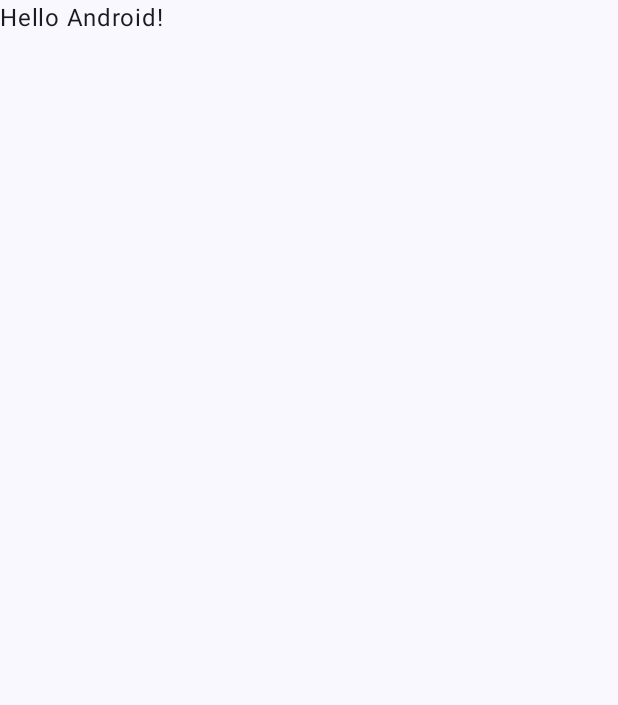
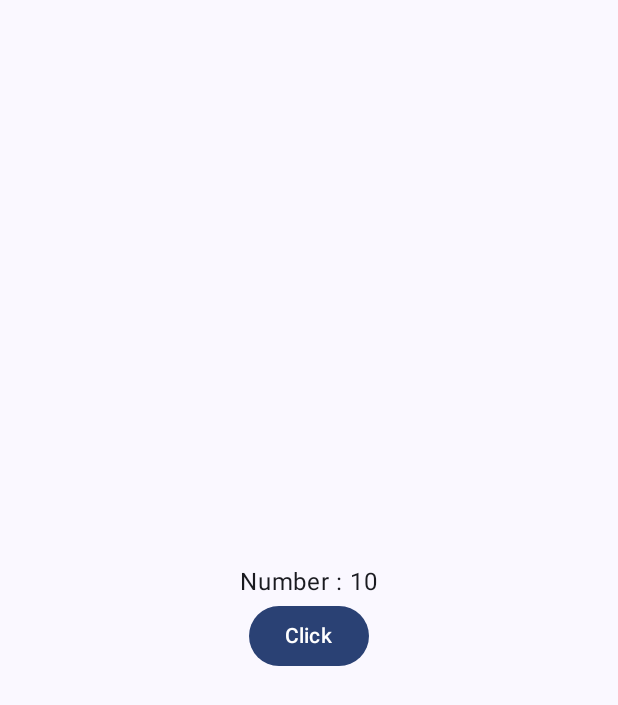
Before and after one commit to mendess12/JetpackComposeDesignWork2, an Android app built with Jetpack Compose: the screen it shows after launch (MainActivity), on a phone screen of 412 x 824 dp. Before the commit the part shown is almost empty. Shown: the top 705 px of the screen. Run offline under Robolectric (Android 15) with nearby library versions, the phone set to English and light mode, and no system bars.

Commit message:
Add mutable state method

```diff
--- a/app/src/main/java/com/yusufmendes/jetpackcomposedesignwork2/MainActivity.kt
+++ b/app/src/main/java/com/yusufmendes/jetpackcomposedesignwork2/MainActivity.kt
@@ -3,11 +3,17 @@ package com.yusufmendes.jetpackcomposedesignwork2
 import android.os.Bundle
 import androidx.activity.ComponentActivity
 import androidx.activity.compose.setContent
+import androidx.compose.foundation.layout.Arrangement
+import androidx.compose.foundation.layout.Column
 import androidx.compose.foundation.layout.fillMaxSize
+import androidx.compose.material3.Button
 import androidx.compose.material3.MaterialTheme
 import androidx.compose.material3.Surface
 import androidx.compose.material3.Text
 import androidx.compose.runtime.Composable
+import androidx.compose.runtime.mutableStateOf
+import androidx.compose.runtime.remember
+import androidx.compose.ui.Alignment
 import androidx.compose.ui.Modifier
 import androidx.compose.ui.tooling.preview.Preview
 import com.yusufmendes.jetpackcomposedesignwork2.ui.theme.JetpackComposeDesignWork2Theme
@@ -22,7 +28,7 @@ class MainActivity : ComponentActivity() {
                     modifier = Modifier.fillMaxSize(),
                     color = MaterialTheme.colorScheme.background
                 ) {
-                    Greeting("Android")
+                    Screen()
                 }
             }
         }
@@ -30,17 +36,27 @@ class MainActivity : ComponentActivity() {
 }
 
 @Composable
-fun Greeting(name: String, modifier: Modifier = Modifier) {
-    Text(
-        text = "Hello $name!",
-        modifier = modifier
-    )
+fun Screen() {
+
+    val number = remember { mutableStateOf(10) }
+
+    Column(
+        modifier = Modifier.fillMaxSize(),
+        verticalArrangement = Arrangement.Center,
+        horizontalAlignment = Alignment.CenterHorizontally
+    ) {
+        Text(text = "Number : ${number.value}")
+
+        Button(onClick = { number.value = number.value + 2 }) {
+            Text(text = "Click")
+        }
+    }
 }
 
 @Preview(showBackground = true)
 @Composable
 fun GreetingPreview() {
     JetpackComposeDesignWork2Theme {
-        Greeting("Android")
+        Screen()
     }
 }
```
